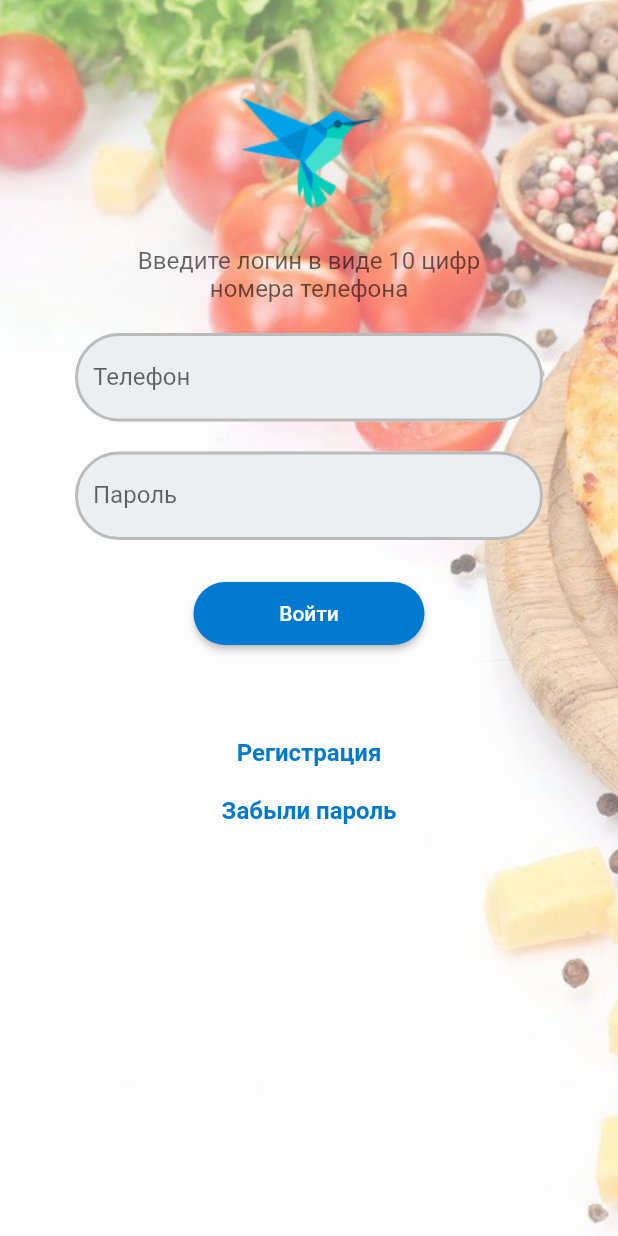
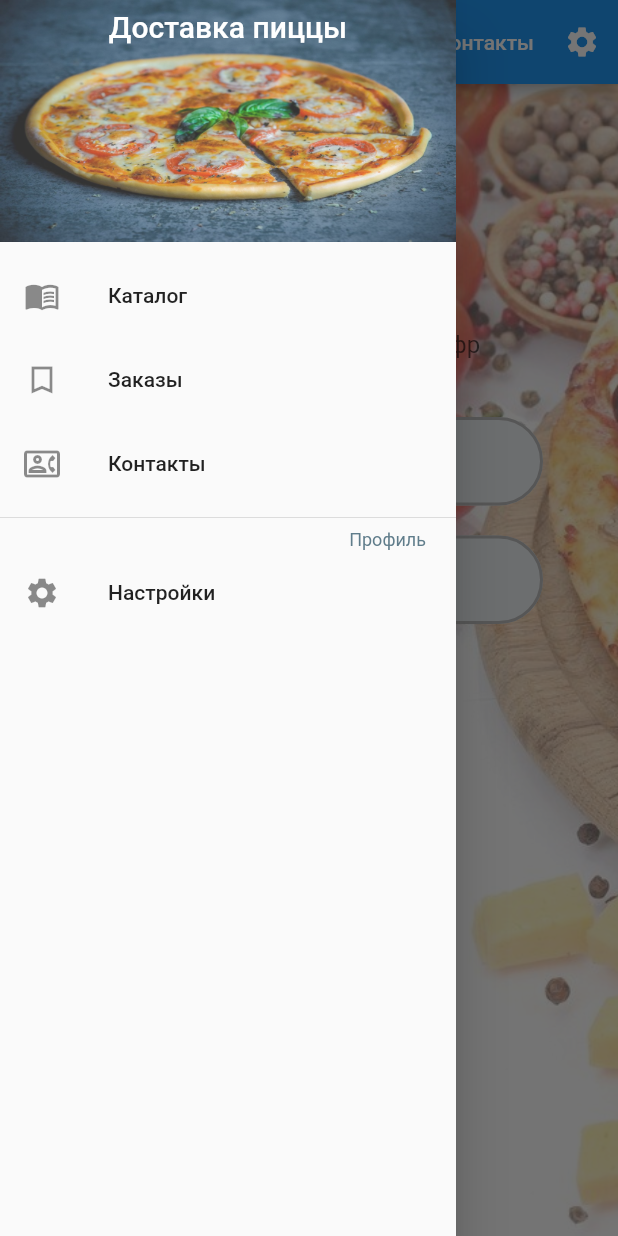
Before and after one commit to iswift-ru/flutter_first_project, a Flutter app: the screen it shows after launch, with the side drawer open (before the commit the screen has no drawer), on a phone screen of 412 x 824 dp. Run offline on Flutter 3.47's test engine with Material 2 defaults, Android fonts, the phone set to English and light mode, and no system bars.

Commit message:
Верхнее меню Левое меню Навигация между контактами и авторизацией

```diff
--- /dev/null
+++ b/lib/autch.dart
@@ -0,0 +1,106 @@
+import 'package:flutter/material.dart';
+import 'package:flutter_first_project/navigations.dart';
+import 'package:flutter_first_project/contacts.dart';
+
+class Autch extends StatelessWidget {
+  const Autch({Key? key}) : super(key: key);
+
+  // This widget is the root of your application.
+  @override
+  Widget build(BuildContext context) {
+    const borderStyle = OutlineInputBorder(
+        borderRadius: BorderRadius.all(Radius.circular(36)),
+        borderSide: BorderSide(
+            color: const Color(0xFFbbbbbb), width: 2
+        )
+    );
+
+    const linkTextStyle = TextStyle(
+        fontSize: 16,
+        fontWeight: FontWeight.bold,
+        color: Color(0xFF0079D0));
+
+    final ButtonStyle buttonStyle =
+    TextButton.styleFrom(primary: Theme.of(context).colorScheme.onPrimary);
+
+
+    return MaterialApp(
+      home: Scaffold(
+          appBar: AppBar(
+            title: Text("Пицца"),
+            actions: [
+              TextButton(
+                onPressed: () {},
+                child: Text("Контакты"),
+                style: buttonStyle,),
+              IconButton(
+                  onPressed: () {},
+                  icon: Icon(Icons.settings)),
+            ],
+          ),
+          drawer: navDrawer(context),
+          body: Container(
+            decoration: const BoxDecoration(
+                image: DecorationImage(
+                  image: AssetImage('assets/images/background.jpg'),
+                  fit: BoxFit.cover,
+                  opacity: 0.6,
+                )
+            ),
+            width: double.infinity,
+            height: double.infinity,
+            padding: EdgeInsets.symmetric(horizontal: 50),
+            child: SingleChildScrollView(
+              child: Column(children: [
+                SizedBox(height: 60,),
+                const SizedBox(width: 110, height: 84, child: Image(image: AssetImage('assets/dart-logo.png'),),),
+                SizedBox(height: 20,),
+                const Text('Введите логин в виде 10 цифр\nномера телефона',
+                  style: TextStyle(fontSize: 16, color: Color.fromRGBO(0, 0, 0, 0.6)),
+                  textAlign: TextAlign.center,),
+
+                SizedBox(height: 20,),
+                const TextField(
+                  keyboardType: TextInputType.phone,
+                  decoration: InputDecoration(
+                    filled: true,
+                    fillColor: Color(0xFFeceff1),
+                    enabledBorder: borderStyle,
+                    focusedBorder: borderStyle,
+                    labelText: '+7 (000) 123-45-67',
+                  ),
+                ),
+                SizedBox(height: 20,),
+                const TextField(
+                  obscureText: true,
+                  decoration: InputDecoration(
+                    filled: true,
+                    fillColor: Color(0xFFeceff1),
+                    enabledBorder: borderStyle,
+                    focusedBorder: borderStyle,
+                    labelText: 'Пароль',
+                  ),
+                ),
+                SizedBox(height: 28,),
+                SizedBox(width: 154, height: 42, child:
+                ElevatedButton(onPressed: () {},
+                  child: Text('Войти'),
+                  style: ElevatedButton.styleFrom(
+                      primary: Color(0xFF0079D0),
+                      shape: RoundedRectangleBorder(
+                        borderRadius: BorderRadiusDirectional.circular(36.0),
+                      )
+                  ),
+                )
+                ),
+                SizedBox(height: 62,),
+                InkWell(child: const Text('Регистрация', style: linkTextStyle,), onTap: () {},),
+                SizedBox(height: 20,),
+                InkWell(child: const Text('Забыли пароль', style: linkTextStyle,), onTap: () {},),
+              ],
+              ),
+            ),
+          )),
+    );
+  }
+}
--- a/lib/main.dart
+++ b/lib/main.dart
@@ -1,91 +1,9 @@
 import 'package:flutter/material.dart';
+import 'package:flutter_first_project/navigations.dart';
+import 'package:flutter_first_project/autch.dart';
+import 'package:flutter_first_project/calc_pizza.dart';
+import 'package:flutter_first_project/contacts.dart';
 
 void main() {
-  runApp(const MyApp());
+  runApp(const Navigations());
 }
-
-class MyApp extends StatelessWidget {
-  const MyApp({Key? key}) : super(key: key);
-
-  // This widget is the root of your application.
-  @override
-  Widget build(BuildContext context) {
-    const borderStyle = OutlineInputBorder(
-      borderRadius: BorderRadius.all(Radius.circular(36)),
-      borderSide: BorderSide(
-        color: const Color(0xFFbbbbbb), width: 2
-      )
-    );
-
-    const linkTextStyle = TextStyle(
-        fontSize: 16,
-        fontWeight: FontWeight.bold,
-        color: Color(0xFF0079D0));
-
-    return MaterialApp(
-      home: Scaffold(
-          body: Container(
-            decoration: const BoxDecoration(
-              image: DecorationImage(
-                image: AssetImage('assets/images/background.jpg'),
-                fit: BoxFit.cover,
-                opacity: 0.6,
-              )
-            ),
-            width: double.infinity,
-            height: double.infinity,
-            padding: EdgeInsets.symmetric(horizontal: 50),
-            child: SingleChildScrollView(
-              child: Column(children: [
-                SizedBox(height: 60,),
-                const SizedBox(width: 110, height: 84, child: Image(image: AssetImage('assets/dart-logo.png'),),),
-                SizedBox(height: 20,),
-                const Text('Введите логин в виде 10 цифр\nномера телефона',
-                  style: TextStyle(fontSize: 16, color: Color.fromRGBO(0, 0, 0, 0.6)),
-                  textAlign: TextAlign.center,),
-
-                SizedBox(height: 20,),
-                const TextField(
-                  keyboardType: TextInputType.phone,
-                  decoration: InputDecoration(
-                    filled: true,
-                    fillColor: Color(0xFFeceff1),
-                    enabledBorder: borderStyle,
-                    focusedBorder: borderStyle,
-                    labelText: 'Телефон',
-                  ),
-                ),
-                SizedBox(height: 20,),
-                const TextField(
-                  obscureText: true,
-                  decoration: InputDecoration(
-                    filled: true,
-                    fillColor: Color(0xFFeceff1),
-                    enabledBorder: borderStyle,
-                    focusedBorder: borderStyle,
-                    labelText: 'Пароль',
-                  ),
-                ),
-                SizedBox(height: 28,),
-                SizedBox(width: 154, height: 42, child:
-                  ElevatedButton(onPressed: () {},
-                    child: Text('Войти'),
-                    style: ElevatedButton.styleFrom(
-                      primary: Color(0xFF0079D0),
-                      shape: RoundedRectangleBorder(
-                        borderRadius: BorderRadiusDirectional.circular(36.0),
-                      )
-                    ),
-                  )
-                ),
-                SizedBox(height: 62,),
-                InkWell(child: const Text('Регистрация', style: linkTextStyle,), onTap: () {},),
-                SizedBox(height: 20,),
-                InkWell(child: const Text('Забыли пароль', style: linkTextStyle,), onTap: () {},),
-              ],
-          ),
-            ),
-      )),
-    );
-  }
-}
--- /dev/null
+++ b/lib/navigations.dart
@@ -0,0 +1,106 @@
+import 'package:flutter/material.dart';
+import 'package:flutter_first_project/autch.dart';
+import 'package:flutter_first_project/contacts.dart';
+
+class Navigations extends StatefulWidget {
+  const Navigations({Key? key}) : super(key: key);
+
+  @override
+  _NavigationsState createState() => _NavigationsState();
+}
+
+class _NavigationsState extends State<Navigations> {
+  @override
+  Widget build(BuildContext context) {
+    return MaterialApp(
+      // home: const MainScreen(),
+      initialRoute: '/',
+      routes: {
+        '/': (context) => const Autch(),
+        '/contacts': (context) => const Contacts(),
+      },
+    );
+  }
+}
+
+final _messengerKey = GlobalKey<ScaffoldMessengerState>();
+
+Widget navDrawer(context) => Drawer(
+  child: ListView(
+    padding: EdgeInsets.zero,
+    children: [
+      DrawerHeader(
+          padding: EdgeInsets.zero,
+          decoration: const BoxDecoration(color: Colors.white),
+          child: Container(
+            child: Stack(
+              // mainAxisAlignment: MainAxisAlignment.center,
+              // crossAxisAlignment: CrossAxisAlignment.center,
+              children: [
+                Container(
+                  decoration: const BoxDecoration(
+                    image: DecorationImage(
+                        opacity: 0.8,
+                        image: AssetImage("assets/images/pizza.jpg"),
+                        fit: BoxFit.fill),
+                  ),
+                ),
+                const Padding(
+                  padding: EdgeInsets.only(top: 6),
+                  child: Align(
+                    alignment: Alignment.topCenter,
+                    child: Text("Доставка пиццы",
+                      style: TextStyle(
+                        color: Colors.white,
+                        fontSize: 20,
+                      ),
+                    ),
+                  ),
+                ),
+              ],
+            ),
+          )),
+      ListTile(
+        leading: const Icon(Icons.menu_book_outlined),
+        title: const Text("Каталог"),
+        onTap: () {
+          Navigator.pushNamed(context, '/');
+        },
+      ),
+      ListTile(
+        leading: const Icon(Icons.bookmark_border_sharp),
+        title: const Text("Заказы"),
+        onTap: () {
+          _messengerKey.currentState!.showSnackBar(
+              const SnackBar(content: Text("Переход в Заказы")));
+        },
+      ),
+      ListTile(
+        leading: const Icon(Icons.quick_contacts_dialer_outlined),
+        title: const Text("Контакты"),
+        onTap: () {
+          Navigator.pushNamed(context, '/contacts');
+        },
+      ),
+      const Divider(),
+      const Padding(
+        padding: EdgeInsets.only(right: 20.0),
+        child: Align(
+          alignment: Alignment.topRight,
+          child: Text(
+            "Профиль",
+            style: TextStyle(color: Colors.blueGrey, fontSize: 12),
+          ),
+        ),
+      ),
+      ListTile(
+        leading: const Icon(Icons.settings),
+        title: const Text("Настройки"),
+        onTap: () {
+          _messengerKey.currentState!.showSnackBar(
+              const SnackBar(content: Text("Переход в Настройки")));
+        },
+      ),
+    ],
+  ),
+);
--- a/pubspec.yaml
+++ b/pubspec.yaml
@@ -59,7 +59,7 @@ flutter:
 
   assets:
     - assets/dart-logo.png
-    - assets/images/background.jpg
+    - assets/images/
   # To add assets to your application, add an assets section, like this:
   # assets:
   #   - images/a_dot_burr.jpeg
```
Also changed, not shown: lib/calc_pizza.dart (added, +15 -0 lines), lib/contacts.dart (added, +74 -0 lines), assets/images/pizza.jpg (added).
